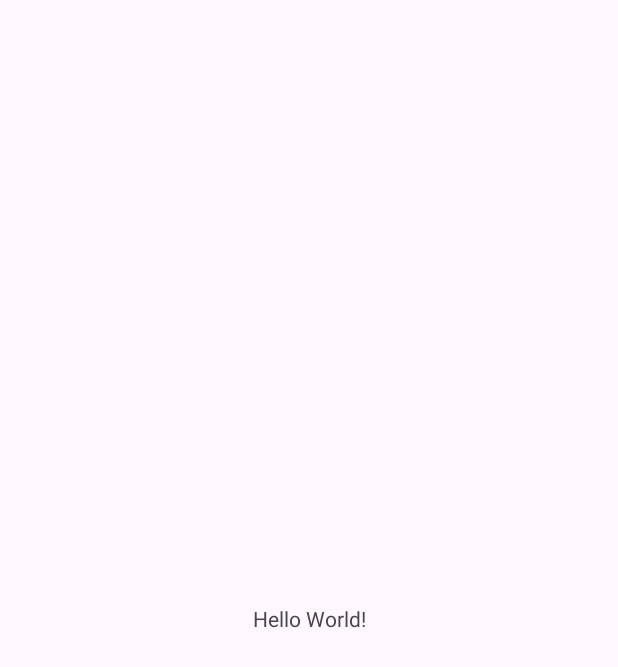
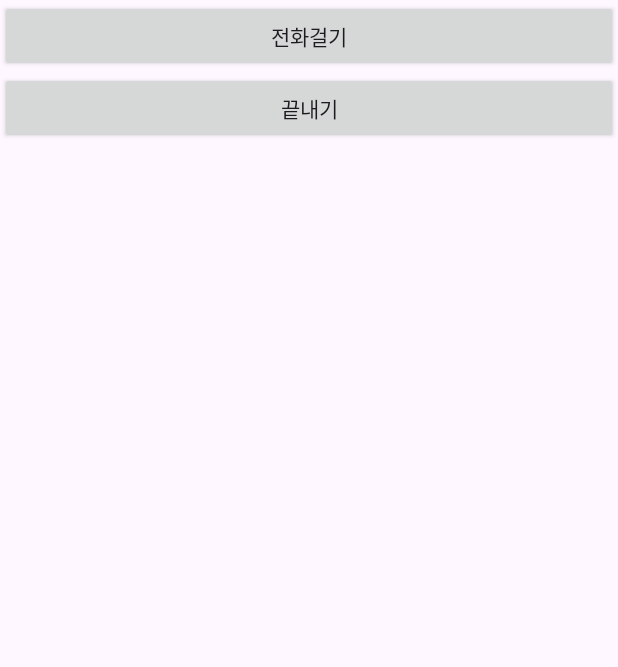
Before and after one commit to sehyunf/mobile-activity-lifecycle, an Android app: the screen it shows after launch (MainActivity), on a phone screen of 412 x 824 dp. Before the commit the part shown is almost empty. Shown: the top 667 px of the screen. Run offline under Robolectric (Android 15) with nearby library versions, the phone set to English and light mode, and no system bars.

Commit message:
feat: lifecycle activity

```diff
--- a/app/src/main/java/com/example/activitylifecycle/MainActivity.java
+++ b/app/src/main/java/com/example/activitylifecycle/MainActivity.java
@@ -1,24 +1,71 @@
 package com.example.activitylifecycle;
+import android.app.Activity;
+import android.content.Intent;
+import android.net.Uri;
+import android.os.Bundle;
+import android.view.View;
+import android.widget.Button;
 
-import android.os.Bundle;
-
-import androidx.activity.EdgeToEdge;
-import androidx.appcompat.app.AppCompatActivity;
-import androidx.core.graphics.Insets;
-import androidx.core.view.ViewCompat;
-import androidx.core.view.WindowInsetsCompat;
-
-public class MainActivity extends AppCompatActivity {
+public class MainActivity extends Activity {
 
     @Override
-    protected void onCreate(Bundle savedInstanceState) {
+    public void onCreate(Bundle savedInstanceState) {
         super.onCreate(savedInstanceState);
-        EdgeToEdge.enable(this);
         setContentView(R.layout.activity_main);
-        ViewCompat.setOnApplyWindowInsetsListener(findViewById(R.id.main), (v, insets) -> {
-            Insets systemBars = insets.getInsets(WindowInsetsCompat.Type.systemBars());
-            v.setPadding(systemBars.left, systemBars.top, systemBars.right, systemBars.bottom);
-            return insets;
+        setTitle("액티비티 테스트 예제");
+        android.util.Log.i("액티비티 테스트", "onCreate()");
+
+        Button btnDial = (Button) findViewById(R.id.btnDial);
+        btnDial.setOnClickListener(new View.OnClickListener() {
+            public void onClick(View v) {
+                Uri uri = Uri.parse("tel:010-1234-5678");
+                Intent intent = new Intent(Intent.ACTION_DIAL, uri);
+                startActivity(intent);
+            }
+        });
+
+        Button btnFinish = (Button) findViewById(R.id.btnFinish);
+        btnFinish.setOnClickListener(new View.OnClickListener() {
+            public void onClick(View v) {
+                finish();
+            }
         });
     }
+
+    @Override
+    protected void onDestroy() {
+        super.onDestroy();
+        android.util.Log.i("액티비티 테스트", "onDestroy()");
+    }
+
+    @Override
+    protected void onPause() {
+        super.onPause();
+        android.util.Log.i("액티비티 테스트", "onPause()");
+    }
+
+    @Override
+    protected void onRestart() {
+        super.onRestart();
+        android.util.Log.i("액티비티 테스트", "onRestart()");
+    }
+
+    @Override
+    protected void onResume() {
+        super.onResume();
+        android.util.Log.i("액티비티 테스트", "onResume()");
+    }
+
+    @Override
+    protected void onStart() {
+        super.onStart();
+        android.util.Log.i("액티비티 테스트", "onStart()");
+    }
+
+    @Override
+    protected void onStop() {
+        super.onStop();
+        android.util.Log.i("액티비티 테스트", "onStop()");
+    }
+
 }
--- a/app/src/main/res/layout/activity_main.xml
+++ b/app/src/main/res/layout/activity_main.xml
@@ -1,19 +1,22 @@
 <?xml version="1.0" encoding="utf-8"?>
-<androidx.constraintlayout.widget.ConstraintLayout xmlns:android="http://schemas.android.com/apk/res/android"
+<LinearLayout xmlns:android="http://schemas.android.com/apk/res/android"
     xmlns:app="http://schemas.android.com/apk/res-auto"
     xmlns:tools="http://schemas.android.com/tools"
     android:id="@+id/main"
     android:layout_width="match_parent"
     android:layout_height="match_parent"
-    tools:context=".MainActivity">
+    tools:context=".MainActivity"
+    android:orientation="vertical">
 
-    <TextView
-        android:layout_width="wrap_content"
+    <Button
+        android:id="@+id/btnDial"
+        android:text="전화걸기"
         android:layout_height="wrap_content"
-        android:text="Hello World!"
-        app:layout_constraintBottom_toBottomOf="parent"
-        app:layout_constraintEnd_toEndOf="parent"
-        app:layout_constraintStart_toStartOf="parent"
-        app:layout_constraintTop_toTopOf="parent" />
+        android:layout_width="match_parent" />
+    <Button
+        android:id="@+id/btnFinish"
+        android:text="끝내기"
+        android:layout_width="match_parent"
+        android:layout_height="wrap_content" />
 
-</androidx.constraintlayout.widget.ConstraintLayout>
+</LinearLayout>
```
